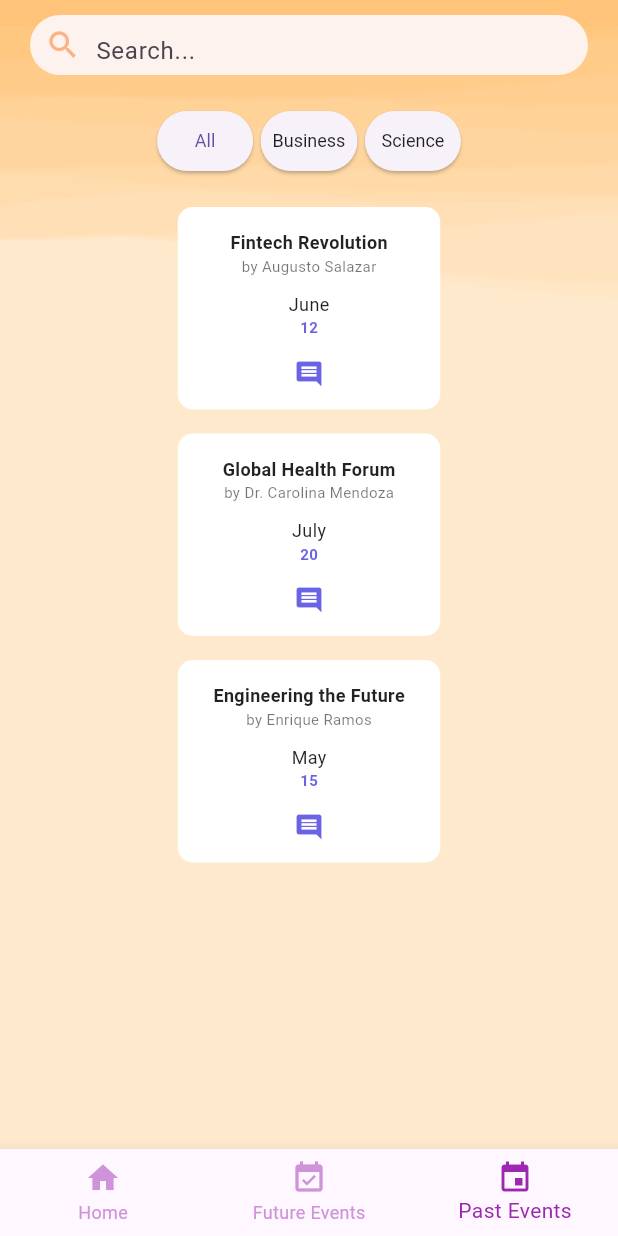
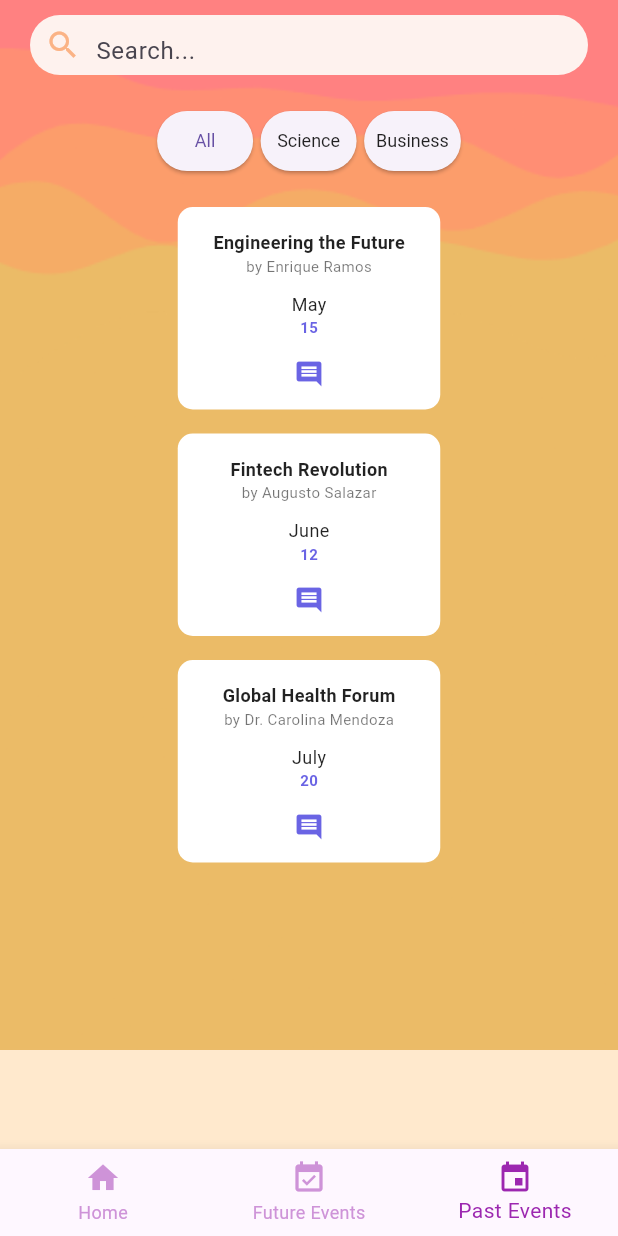
Before and after one commit to LCCastillo03/f_project_mobile, a Flutter app: the screen it shows after launch, item 3 of the bottom bar chosen, on a phone screen of 412 x 824 dp. Run offline on Flutter 3.47's test engine with Material 3 defaults, Android fonts, the phone set to English and light mode, and no system bars; our stand-ins replace flutter_svg.

Commit message:
Refactor event sorting logic and update image paths in past events page

```diff
--- a/lib/data/repositories/events_repository.dart
+++ b/lib/data/repositories/events_repository.dart
@@ -10,6 +10,8 @@ class FeedbackRepositoryImpl implements FeedbackRepository {
 */
 import 'package:project/domain/models/event_model.dart';
 
+final now = '2025';
+
 List<EventModel> eventsRepo = [
   {
     'name': 'Fintech Revolution',
@@ -21,8 +23,6 @@ List<EventModel> eventsRepo = [
     'maxParticipants': 20,
     'subscribedParticipants': 2,
     'location': 'Universidad del Norte',
-
-
   },
   {
     'name': 'Global Health Forum',
@@ -68,4 +68,13 @@ List<EventModel> eventsRepo = [
     'subscribedParticipants': 150,
     'location': 'Plaza de la Paz, Barranquilla',
   }
-].map((e) => EventModel.fromJson(e)).toList();
+].map((e) => EventModel.fromJson(e)).toList()
+  ..sort((a, b) {
+    bool aIsCurrentYear = a.date.year == 2025;
+    bool bIsCurrentYear = b.date.year == 2025;
+
+    if (aIsCurrentYear && !bIsCurrentYear) return -1;
+    if (!aIsCurrentYear && bIsCurrentYear) return 1;
+
+    return a.date.compareTo(b.date);
+  });
--- a/lib/presentation/pages/past_events_page.dart
+++ b/lib/presentation/pages/past_events_page.dart
@@ -3,13 +3,13 @@ import 'package:intl/intl.dart';
 import 'package:project/data/repositories/events_repository.dart';
 import 'package:project/presentation/widgets/event_details_h.dart';
 import '../widgets/search_item.dart';
-import  '../../controllers/past_events_controller.dart';
+import '../../controllers/past_events_controller.dart';
 
 class PastEventsPage extends StatefulWidget {
   const PastEventsPage({super.key});
 
   @override
-  _PastEventsPageState createState()=> _PastEventsPageState();
+  _PastEventsPageState createState() => _PastEventsPageState();
 }
 
 class _PastEventsPageState extends State<PastEventsPage> {
@@ -20,6 +20,7 @@ class _PastEventsPageState extends State<PastEventsPage> {
     super.initState();
     controller = PastEventsController();
   }
+
   @override
   Widget build(BuildContext context) {
     return Scaffold(
@@ -44,7 +45,7 @@ class _PastEventsPageState extends State<PastEventsPage> {
           width: double.infinity,
           height: 700,
           child: Image.asset(
-            "assets/images/olas.png",
+            "assets/images/olas-pasado.png",
             fit: BoxFit.cover,
           ),
         ),
@@ -70,7 +71,8 @@ class _PastEventsPageState extends State<PastEventsPage> {
                       builder: (context, selected, _) {
                         return ElevatedButton(
                           style: ElevatedButton.styleFrom(
-                            padding: const EdgeInsets.symmetric(horizontal: 8, vertical: 4),
+                            padding: const EdgeInsets.symmetric(
+                                horizontal: 8, vertical: 4),
                             textStyle: const TextStyle(fontSize: 12),
                           ),
                           onPressed: () {
@@ -87,11 +89,13 @@ class _PastEventsPageState extends State<PastEventsPage> {
                           final isSelected = selected == category;
                           return ElevatedButton(
                             style: ElevatedButton.styleFrom(
-                              padding: const EdgeInsets.symmetric(horizontal: 8, vertical: 4),
+                              padding: const EdgeInsets.symmetric(
+                                  horizontal: 8, vertical: 4),
                               textStyle: const TextStyle(fontSize: 12),
                             ),
                             onPressed: () {
-                              controller.selectedCategory.value = isSelected ? null : category;
+                              controller.selectedCategory.value =
+                                  isSelected ? null : category;
                             },
                             child: Text(
                               category,
--- a/lib/presentation/widgets/event_details_h.dart
+++ b/lib/presentation/widgets/event_details_h.dart
@@ -23,18 +23,14 @@ Widget build(BuildContext context) {
   CONSIDER CHANGING TO STATEFUL WIDGET
   TODO: 2 REFLECT ON LOCAL STORAGE
   */
-  return Positioned(
-
-    child: Container(
+    return Container(
       decoration: BoxDecoration(
         color: Colors.white,
         borderRadius: BorderRadius.circular(10),
       ),
       child: Column(
         children: [
-
           const SizedBox(height: 15),
-
           Center(
             child: Text(
               eventName,
@@ -59,7 +55,6 @@ Widget build(BuildContext context) {
             mainAxisAlignment: MainAxisAlignment.center,
             children: [
               Container(
-
                 decoration: BoxDecoration(
                   color: Colors.white,
                   borderRadius: BorderRadius.circular(10),
@@ -93,29 +88,22 @@ Widget build(BuildContext context) {
                     color: Color.fromARGB(207, 72, 64, 222),
                     size: 20,
                   ),
-                    onPressed: () {
-
-                    },
+                  onPressed: () {},
                 ),
-              ]else ...[
+              ] else ...[
                 IconButton(
                   icon: const Icon(
                     Icons.comment,
                     color: Color.fromARGB(207, 72, 64, 222),
                     size: 20,
                   ),
-                  onPressed: () {
-
-                  },
+                  onPressed: () {},
                 ),
               ],
-
             ],
           ),
         ],
       ),
-    ),
     );
   }
-
 }
```
Also changed, not shown: assets/images/olas-pasado.png (added). Lines whose indentation alone changed are shown as unchanged.
